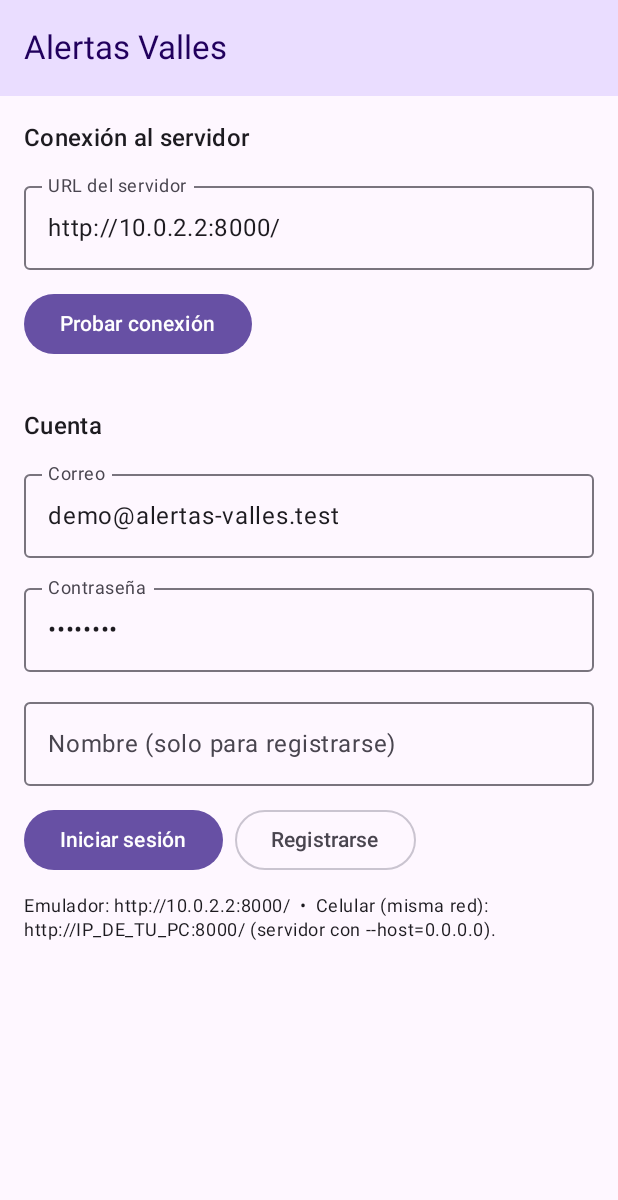
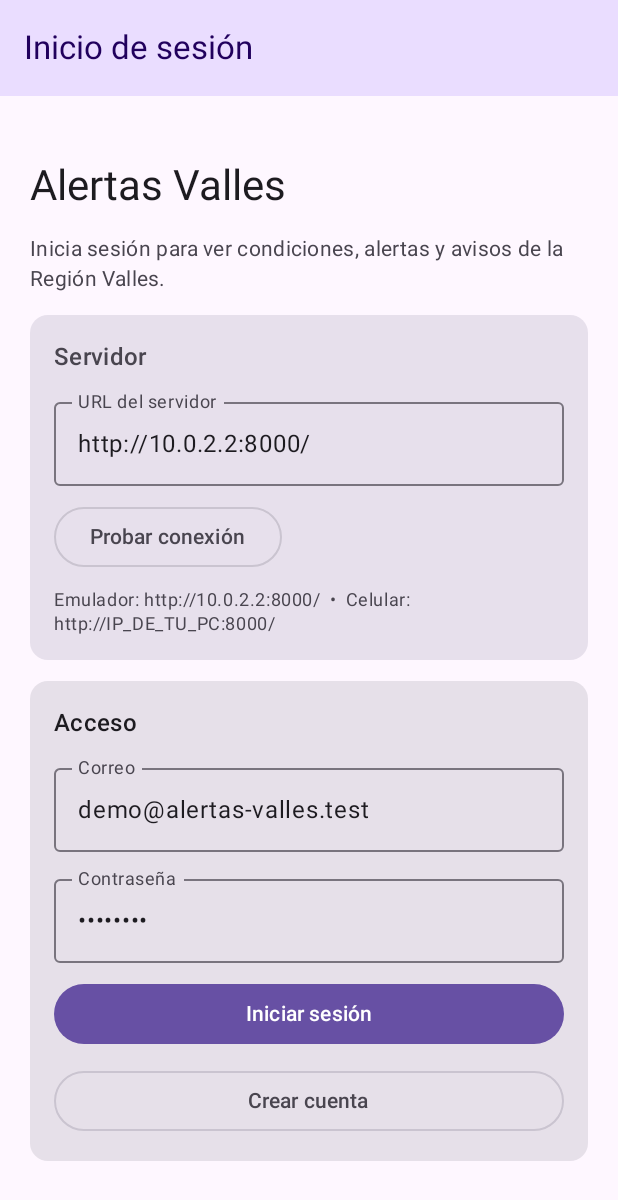
Before and after one commit to KevDev563/alertas-valles, an Android app built with Jetpack Compose: the screen it shows after launch (MainActivity), on a phone screen of 412 x 824 dp. Shown: the top 1200 px of the screen. Run offline under Robolectric (Android 15) with nearby library versions, the phone set to English and light mode, and no system bars.

Commit message:
ajustes en la UI

```diff
--- a/android/app/src/main/java/kevin/rodriguez/alertas_valles_mobile/MainActivity.kt
+++ b/android/app/src/main/java/kevin/rodriguez/alertas_valles_mobile/MainActivity.kt
@@ -57,6 +57,8 @@ fun AlertasApp() {
 
     var currentBaseUrl by remember { mutableStateOf(ServerConfigStore.DEFAULT_BASE_URL) }
     var repository by remember { mutableStateOf(buildRepository(ServerConfigStore.DEFAULT_BASE_URL)) }
+    var authScreen by remember { mutableStateOf("login") } // "login" | "register"
+    var loginInfoMessage by remember { mutableStateOf<String?>(null) }
 
     LaunchedEffect(savedBaseUrl) {
         currentBaseUrl = savedBaseUrl
@@ -67,7 +69,7 @@ fun AlertasApp() {
         Scaffold(
             topBar = {
                 TopAppBar(
-                    title = { Text("Alertas Valles") },
+                    title = { Text(if (authScreen == "register") "Registro" else "Inicio de sesión") },
                     colors = TopAppBarDefaults.topAppBarColors(
                         containerColor = MaterialTheme.colorScheme.primaryContainer,
                         titleContentColor = MaterialTheme.colorScheme.onPrimaryContainer
@@ -75,9 +77,10 @@ fun AlertasApp() {
                 )
             }
         ) { innerPadding ->
-            LoginScreen(
+            if (authScreen == "register") {
+                kevin.rodriguez.alertas_valles_mobile.ui.screens.RegisterScreen(
                     modifier = Modifier.padding(innerPadding),
-                initialBaseUrl = savedBaseUrl,
+                    baseUrl = currentBaseUrl.ifBlank { savedBaseUrl },
                     onSaveBaseUrl = { url ->
                         val normalized = ServerConfigStore.normalize(url)
                         serverConfigStore.saveBaseUrl(normalized)
@@ -85,11 +88,34 @@ fun AlertasApp() {
                         repository = buildRepository(normalized)
                     },
                     buildRepository = { buildRepository(it) },
-                repository = repository,
-                onLoginSuccess = { /* tokenFlow actualizará y mostrará Home */ }
+                    onRegistered = { message ->
+                        loginInfoMessage = message
+                        authScreen = "login"
+                    },
+                    onBackToLogin = { authScreen = "login" }
+                )
+            } else {
+                LoginScreen(
+                    modifier = Modifier.padding(innerPadding),
+                    initialBaseUrl = savedBaseUrl,
+                    infoMessage = loginInfoMessage,
+                    onSaveBaseUrl = { url ->
+                        val normalized = ServerConfigStore.normalize(url)
+                        serverConfigStore.saveBaseUrl(normalized)
+                        currentBaseUrl = normalized
+                        repository = buildRepository(normalized)
+                    },
+                    buildRepository = { buildRepository(it) },
+                    onLoginSuccess = {
+                        loginInfoMessage = null
+                        /* tokenFlow actualizará y mostrará Home */
+                    },
+                    onGoToRegister = { authScreen = "register" }
                 )
             }
+        }
     } else {
+        authScreen = "login"
         HomeScreen(
             repository = repository,
             baseUrl = currentBaseUrl,
--- a/android/app/src/main/java/kevin/rodriguez/alertas_valles_mobile/data/repository/AppRepository.kt
+++ b/android/app/src/main/java/kevin/rodriguez/alertas_valles_mobile/data/repository/AppRepository.kt
@@ -24,7 +24,7 @@ class AppRepository(
 
     suspend fun register(name: String, email: String, password: String): User {
         val response = api.register(RegisterRequest(name, email, password))
-        tokenStore.saveToken(response.token)
+        // No guardamos el token aquí: tras registrarse, el usuario vuelve al login.
         return response.user
     }
 
--- a/android/app/src/main/java/kevin/rodriguez/alertas_valles_mobile/ui/screens/LoginScreen.kt
+++ b/android/app/src/main/java/kevin/rodriguez/alertas_valles_mobile/ui/screens/LoginScreen.kt
@@ -12,6 +12,7 @@ import androidx.compose.foundation.rememberScrollState
 import androidx.compose.foundation.verticalScroll
 import androidx.compose.material3.Button
 import androidx.compose.material3.Card
+import androidx.compose.material3.CardDefaults
 import androidx.compose.material3.CircularProgressIndicator
 import androidx.compose.material3.MaterialTheme
 import androidx.compose.material3.OutlinedButton
@@ -36,27 +37,37 @@ import kotlinx.coroutines.withContext
 fun LoginScreen(
     modifier: Modifier = Modifier,
     initialBaseUrl: String,
+    infoMessage: String? = null,
     onSaveBaseUrl: suspend (String) -> Unit,
     buildRepository: (String) -> AppRepository,
-    repository: AppRepository,
-    onLoginSuccess: () -> Unit
+    onLoginSuccess: () -> Unit,
+    onGoToRegister: () -> Unit
 ) {
     val scope = rememberCoroutineScope()
     var baseUrl by remember(initialBaseUrl) { mutableStateOf(initialBaseUrl) }
     var email by remember { mutableStateOf("demo@alertas-valles.test") }
     var password by remember { mutableStateOf("password") }
-    var name by remember { mutableStateOf("") }
-    var status by remember { mutableStateOf<String?>(null) }
+    var status by remember(infoMessage) { mutableStateOf<String?>(infoMessage) }
     var loading by remember { mutableStateOf(false) }
 
     Column(
         modifier = modifier
             .fillMaxSize()
             .verticalScroll(rememberScrollState())
-            .padding(16.dp),
-        verticalArrangement = Arrangement.spacedBy(12.dp)
+            .padding(20.dp),
+        verticalArrangement = Arrangement.spacedBy(14.dp)
     ) {
-        Text("Conexión al servidor", style = MaterialTheme.typography.titleMedium)
+        Spacer(modifier = Modifier.height(8.dp))
+        Text("Alertas Valles", style = MaterialTheme.typography.headlineMedium)
+        Text(
+            "Inicia sesión para ver condiciones, alertas y avisos de la Región Valles.",
+            style = MaterialTheme.typography.bodyMedium,
+            color = MaterialTheme.colorScheme.onSurfaceVariant
+        )
+
+        Card(colors = CardDefaults.cardColors(containerColor = MaterialTheme.colorScheme.surfaceVariant)) {
+            Column(modifier = Modifier.padding(16.dp), verticalArrangement = Arrangement.spacedBy(10.dp)) {
+                Text("Servidor", style = MaterialTheme.typography.titleMedium)
                 OutlinedTextField(
                     value = baseUrl,
                     onValueChange = { baseUrl = it },
@@ -66,17 +77,17 @@ fun LoginScreen(
                     modifier = Modifier.fillMaxWidth()
                 )
                 Row(horizontalArrangement = Arrangement.spacedBy(8.dp)) {
-            Button(
+                    OutlinedButton(
                         onClick = {
                             scope.launch {
                                 loading = true
-                        status = "Probando conexión (GET /api/alerts)..."
+                                status = "Probando conexión..."
                                 try {
                                     val normalized = ServerConfigStore.normalize(baseUrl)
                                     val repo = buildRepository(normalized)
                                     val count = withContext(Dispatchers.IO) { repo.alerts().size }
                                     onSaveBaseUrl(baseUrl)
-                            status = "Conexión exitosa. Alertas recibidas: $count"
+                                    status = "Conexión exitosa. Alertas disponibles: $count"
                                 } catch (e: Exception) {
                                     status = "Error de conexión: ${e.message ?: e.toString()}"
                                 } finally {
@@ -87,9 +98,16 @@ fun LoginScreen(
                         enabled = !loading
                     ) { Text("Probar conexión") }
                 }
+                Text(
+                    "Emulador: http://10.0.2.2:8000/  •  Celular: http://IP_DE_TU_PC:8000/",
+                    style = MaterialTheme.typography.bodySmall
+                )
+            }
+        }
 
-        Spacer(modifier = Modifier.height(8.dp))
-        Text("Cuenta", style = MaterialTheme.typography.titleMedium)
+        Card {
+            Column(modifier = Modifier.padding(16.dp), verticalArrangement = Arrangement.spacedBy(10.dp)) {
+                Text("Acceso", style = MaterialTheme.typography.titleMedium)
                 OutlinedTextField(
                     value = email,
                     onValueChange = { email = it },
@@ -105,14 +123,6 @@ fun LoginScreen(
                     visualTransformation = PasswordVisualTransformation(),
                     modifier = Modifier.fillMaxWidth()
                 )
-        OutlinedTextField(
-            value = name,
-            onValueChange = { name = it },
-            label = { Text("Nombre (solo para registrarse)") },
-            singleLine = true,
-            modifier = Modifier.fillMaxWidth()
-        )
-        Row(horizontalArrangement = Arrangement.spacedBy(8.dp)) {
                 Button(
                     onClick = {
                         scope.launch {
@@ -122,56 +132,36 @@ fun LoginScreen(
                                 val normalized = ServerConfigStore.normalize(baseUrl)
                                 onSaveBaseUrl(baseUrl)
                                 val repo = buildRepository(normalized)
-                            val user = withContext(Dispatchers.IO) { repo.login(email, password) }
+                                val user = withContext(Dispatchers.IO) { repo.login(email.trim(), password) }
                                 status = "Bienvenido, ${user.name}"
                                 onLoginSuccess()
                             } catch (e: Exception) {
-                            status = "Error al iniciar sesión: ${e.message ?: e.toString()}"
+                                status = "No se pudo iniciar sesión: ${e.message ?: e.toString()}"
                             } finally {
                                 loading = false
                             }
                         }
                     },
-                enabled = !loading
+                    enabled = !loading && email.isNotBlank() && password.isNotBlank(),
+                    modifier = Modifier.fillMaxWidth()
                 ) { Text("Iniciar sesión") }
 
                 OutlinedButton(
-                onClick = {
-                    scope.launch {
-                        loading = true
-                        status = "Registrando..."
-                        try {
-                            val normalized = ServerConfigStore.normalize(baseUrl)
-                            onSaveBaseUrl(baseUrl)
-                            val repo = buildRepository(normalized)
-                            val user = withContext(Dispatchers.IO) {
-                                repo.register(name.ifBlank { "Usuario" }, email, password)
+                    onClick = onGoToRegister,
+                    enabled = !loading,
+                    modifier = Modifier.fillMaxWidth()
+                ) { Text("Crear cuenta") }
             }
-                            status = "Cuenta creada: ${user.name}"
-                            onLoginSuccess()
-                        } catch (e: Exception) {
-                            status = "Error al registrar: ${e.message ?: e.toString()}"
-                        } finally {
-                            loading = false
-                        }
-                    }
-                },
-                enabled = !loading
-            ) { Text("Registrarse") }
         }
 
         if (loading) {
             CircularProgressIndicator()
         }
+
         status?.let {
             Card(modifier = Modifier.fillMaxWidth()) {
                 Text(it, modifier = Modifier.padding(12.dp), style = MaterialTheme.typography.bodyMedium)
             }
         }
-
-        Text(
-            text = "Emulador: http://10.0.2.2:8000/  •  Celular (misma red): http://IP_DE_TU_PC:8000/ (servidor con --host=0.0.0.0).",
-            style = MaterialTheme.typography.bodySmall
-        )
     }
 }
```
Also changed, not shown: android/app/src/main/java/kevin/rodriguez/alertas_valles_mobile/ui/screens/RegisterScreen.kt (added, +125 -0 lines), 1 other file. Lines whose indentation alone changed are shown as unchanged.
